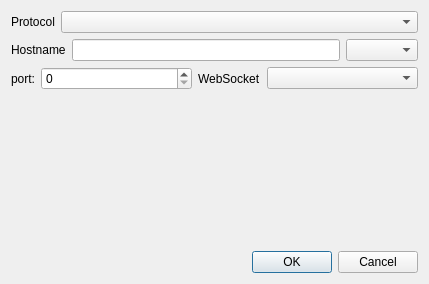
Qt form src/quickconnectwindow.ui (QQxiaoming/quardCRT) before a commit.
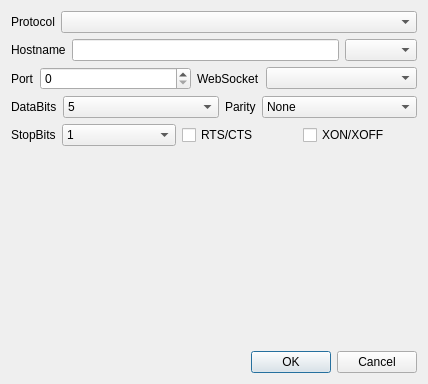
The same form after that commit.

Diff of the .ui file:
```diff
--- a/src/quickconnectwindow.ui
+++ b/src/quickconnectwindow.ui
@@ -6,8 +6,8 @@
    <rect>
     <x>0</x>
     <y>0</y>
-    <width>429</width>
-    <height>284</height>
+    <width>428</width>
+    <height>384</height>
    </rect>
   </property>
   <property name="windowTitle">
@@ -70,7 +70,7 @@
           </sizepolicy>
          </property>
          <property name="text">
-          <string>port:</string>
+          <string>Port</string>
          </property>
         </widget>
        </item>
@@ -95,6 +95,124 @@
        </item>
       </layout>
      </item>
+     <item>
+      <layout class="QHBoxLayout" name="horizontalLayout_4">
+       <item>
+        <widget class="QLabel" name="labelDataBits">
+         <property name="sizePolicy">
+          <sizepolicy hsizetype="Fixed" vsizetype="Preferred">
+           <horstretch>0</horstretch>
+           <verstretch>0</verstretch>
+          </sizepolicy>
+         </property>
+         <property name="text">
+          <string>DataBits</string>
+         </property>
+        </widget>
+       </item>
+       <item>
+        <widget class="QComboBox" name="comboBoxDataBits">
+         <item>
+          <property name="text">
+           <string>5</string>
+          </property>
+         </item>
+         <item>
+          <property name="text">
+           <string>6</string>
+          </property>
+         </item>
+         <item>
+          <property name="text">
+           <string>7</string>
+          </property>
+         </item>
+         <item>
+          <property name="text">
+           <string>8</string>
+          </property>
+         </item>
+        </widget>
+       </item>
+       <item>
+        <widget class="QLabel" name="labelParity">
+         <property name="sizePolicy">
+          <sizepolicy hsizetype="Fixed" vsizetype="Preferred">
+           <horstretch>0</horstretch>
+           <verstretch>0</verstretch>
+          </sizepolicy>
+         </property>
+         <property name="text">
+          <string>Parity</string>
+         </property>
+        </widget>
+       </item>
+       <item>
+        <widget class="QComboBox" name="comboBoxParity">
+         <item>
+          <property name="text">
+           <string>None</string>
+          </property>
+         </item>
+         <item>
+          <property name="text">
+           <string>Odd</string>
+          </property>
+         </item>
+         <item>
+          <property name="text">
+           <string>Even</string>
+          </property>
+         </item>
+        </widget>
+       </item>
+      </layout>
+     </item>
+     <item>
+      <layout class="QHBoxLayout" name="horizontalLayout_6">
+       <item>
+        <widget class="QLabel" name="labelStopBits">
+         <property name="sizePolicy">
+          <sizepolicy hsizetype="Fixed" vsizetype="Preferred">
+           <horstretch>0</horstretch>
+           <verstretch>0</verstretch>
+          </sizepolicy>
+         </property>
+         <property name="text">
+          <string>StopBits</string>
+         </property>
+        </widget>
+       </item>
+       <item>
+        <widget class="QComboBox" name="comboBoxStopBits">
+         <item>
+          <property name="text">
+           <string>1</string>
+          </property>
+         </item>
+         <item>
+          <property name="text">
+           <string>2</string>
+          </property>
+         </item>
+        </widget>
+       </item>
+       <item>
+        <widget class="QCheckBox" name="checkBoxFlowCtrl">
+         <property name="text">
+          <string>RTS/CTS</string>
+         </property>
+        </widget>
+       </item>
+       <item>
+        <widget class="QCheckBox" name="checkBoxXEnable">
+         <property name="text">
+          <string>XON/XOFF</string>
+         </property>
+        </widget>
+       </item>
+      </layout>
+     </item>
      <item>
       <spacer name="verticalSpacer">
        <property name="orientation">
```
